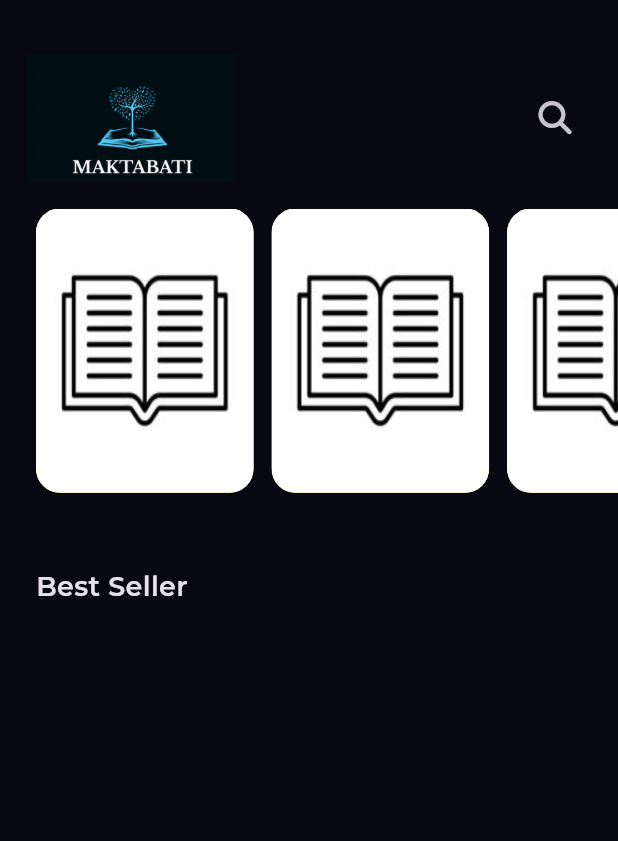
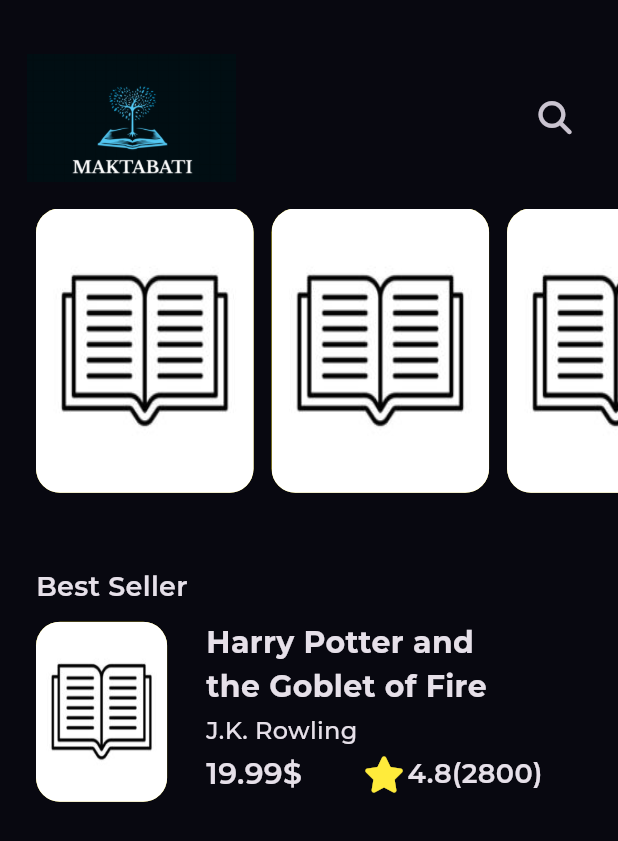
Before and after one commit to MohamedNaif/maktabati_app, a Flutter app: the HomeView screen opened directly, on a phone screen of 412 x 824 dp. Shown: the top 841 px of the screen. Run offline on Flutter 3.47's test engine with Material 3 defaults, Android fonts, the phone set to English and light mode, and no system bars; our stand-ins replace font_awesome_flutter, get, google_fonts.

Commit message:
best seller item done

```diff
--- a/lib/core/utils/style.dart
+++ b/lib/core/utils/style.dart
@@ -1,10 +1,29 @@
-import 'package:flutter/material.dart';
+import 'package:flutter/cupertino.dart';
 
 abstract class Styles {
-
-   static const textStyle18 = TextStyle(
+  static const textStyle18 = TextStyle(
     fontSize: 18,
     fontWeight: FontWeight.w600,
   );
+  static const textStyle20 = TextStyle(
+    fontSize: 20,
+    fontWeight: FontWeight.normal,
+  );
+  static const textStyle30 = TextStyle(
+    fontSize: 30,
+    fontWeight: FontWeight.w900,
+    // fontFamily: kGtSectraFine,
+    letterSpacing: 1.2,
+  );
+  static const textStyle14 = TextStyle(
+    fontSize: 14,
+    fontWeight: FontWeight.normal,
+  );
 
+  static const textStyle16 = TextStyle(
+    fontSize: 16,
+    fontWeight: FontWeight.w500,
+  );
 }
+
+const TextStyle textStyle = TextStyle();
--- /dev/null
+++ b/lib/features/home/presentation/views/widgets/best_seller_list_view_item.dart
@@ -0,0 +1,37 @@
+import 'package:flutter/material.dart';
+
+import '../../../../../core/utils/assets.dart';
+import 'book_detailes.dart';
+
+class BestSellerListViewItem extends StatelessWidget {
+  const BestSellerListViewItem({super.key});
+
+  @override
+  Widget build(BuildContext context) {
+    return SizedBox(
+      height: 120,
+      child: Padding(
+        padding: const EdgeInsets.only(
+          left: 18,
+        ),
+        child: Row(
+          children: [
+            AspectRatio(
+              aspectRatio: 2.9 / 3.5,
+              child: Container(
+                margin: const EdgeInsets.symmetric(horizontal: 6),
+                decoration: const BoxDecoration(
+                    color: Colors.yellow,
+                    borderRadius: BorderRadius.all(Radius.circular(16)),
+                    image: DecorationImage(
+                        fit: BoxFit.fill, image: AssetImage(AppAssets.test))),
+              ),
+            ),
+            const SizedBox(width: 20),
+            const BookDetails()
+          ],
+        ),
+      ),
+    );
+  }
+}
--- /dev/null
+++ b/lib/features/home/presentation/views/widgets/book_detailes.dart
@@ -0,0 +1,46 @@
+
+
+
+import 'package:flutter/material.dart';
+
+import '../../../../../core/utils/style.dart';
+import 'book_rating.dart';
+
+class BookDetails extends StatelessWidget {
+  const BookDetails({
+    super.key,
+  });
+
+  @override
+  Widget build(BuildContext context) {
+    return Expanded(
+      child: Column(crossAxisAlignment: CrossAxisAlignment.start, children: [
+        SizedBox(
+          width: MediaQuery.sizeOf(context).width * 0.5,
+          child: Text('Harry Potter and the Goblet of Fire',
+              maxLines: 2,
+              overflow: TextOverflow.ellipsis,
+              style: Styles.textStyle20.copyWith(fontWeight: FontWeight.w700)),
+        ),
+        const SizedBox(
+          height: 3,
+        ),
+        const Text('J.K. Rowling', style: Styles.textStyle16),
+        const SizedBox(
+          height: 3,
+        ),
+        Row(
+          children: [
+            Text(r'19.99$',
+                style:
+                    Styles.textStyle20.copyWith(fontWeight: FontWeight.w600)),
+            SizedBox(
+              width: MediaQuery.sizeOf(context).width * 0.1,
+            ),
+            const BookRating()
+          ],
+        )
+      ]),
+    );
+  }
+}
--- /dev/null
+++ b/lib/features/home/presentation/views/widgets/book_rating.dart
@@ -0,0 +1,23 @@
+
+
+
+import 'package:flutter/material.dart';
+import 'package:font_awesome_flutter/font_awesome_flutter.dart';
+
+import '../../../../../core/utils/style.dart';
+
+class BookRating extends StatelessWidget {
+  const BookRating({super.key});
+
+  @override
+  Widget build(BuildContext context) {
+    return const Row(children: [
+      Icon(
+        FontAwesomeIcons.solidStar,
+        color: Colors.yellow,
+      ),
+      SizedBox(width: 5),
+      Text('4.8(2800)', style: Styles.textStyle18),
+    ]);
+  }
+}
--- a/lib/features/home/presentation/views/widgets/home_view_body.dart
+++ b/lib/features/home/presentation/views/widgets/home_view_body.dart
@@ -1,6 +1,7 @@
 import 'package:flutter/material.dart';
 
 import '../../../../../core/utils/style.dart';
+import 'best_seller_list_view_item.dart';
 import 'custom_app_bar.dart';
 import 'custom_list_view.dart';
 
@@ -25,7 +26,11 @@ class HomeViewBody extends StatelessWidget {
               'Best Seller',
               style: Styles.textStyle18,
             ),
-          )
+          ),
+          SizedBox(
+            height: 10,
+          ),
+          BestSellerListViewItem()
         ],
       ),
     );
```
